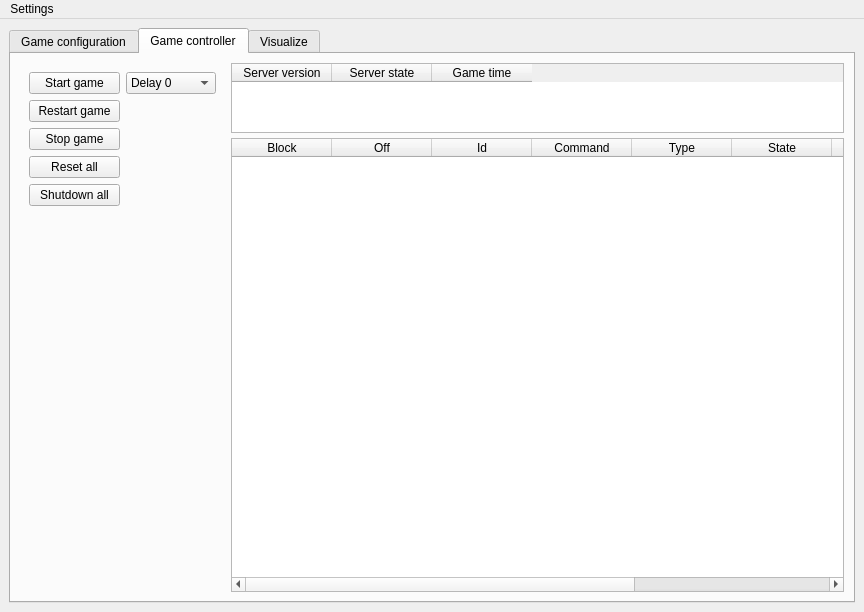
Above: uiFiles/gui.ui from ghorik78/serverGui before the change. Below: the same form after it.
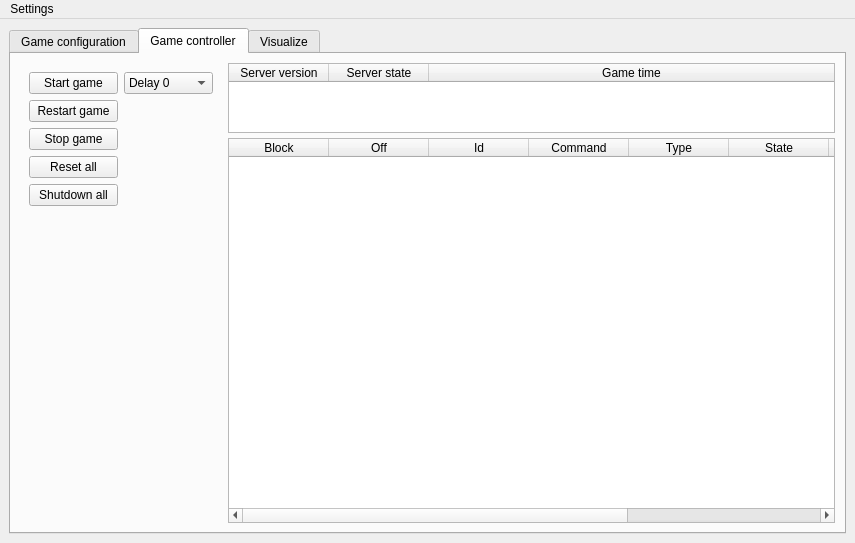
That is the form after the change.

```diff
--- a/uiFiles/gui.ui
+++ b/uiFiles/gui.ui
@@ -6,8 +6,8 @@
    <rect>
     <x>0</x>
     <y>0</y>
-    <width>864</width>
-    <height>612</height>
+    <width>855</width>
+    <height>543</height>
    </rect>
   </property>
   <property name="windowTitle">
@@ -442,6 +442,12 @@
                  <verstretch>1</verstretch>
                 </sizepolicy>
                </property>
+               <attribute name="horizontalHeaderStretchLastSection">
+                <bool>true</bool>
+               </attribute>
+               <attribute name="verticalHeaderStretchLastSection">
+                <bool>true</bool>
+               </attribute>
                <column>
                 <property name="text">
                  <string>Server version</string>
@@ -464,7 +470,7 @@
                <property name="sizePolicy">
                 <sizepolicy hsizetype="Expanding" vsizetype="Expanding">
                  <horstretch>0</horstretch>
-                 <verstretch>10</verstretch>
+                 <verstretch>11</verstretch>
                 </sizepolicy>
                </property>
                <column>
@@ -535,7 +541,7 @@
     <rect>
      <x>0</x>
      <y>0</y>
-     <width>864</width>
+     <width>855</width>
      <height>22</height>
     </rect>
    </property>
```
